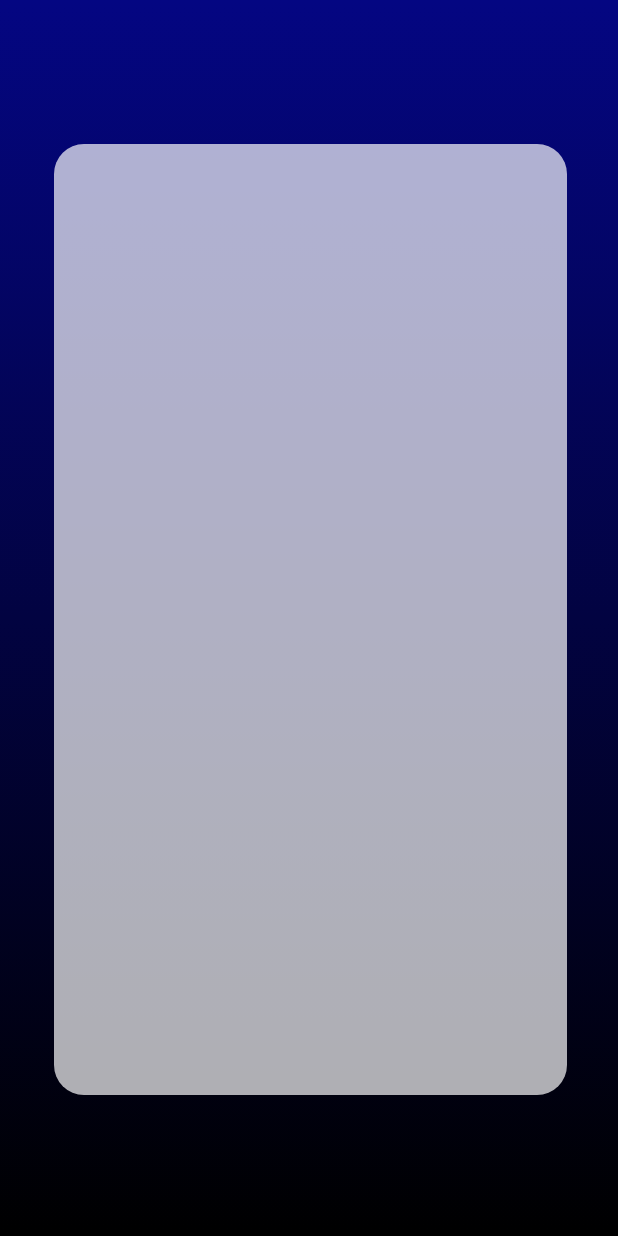
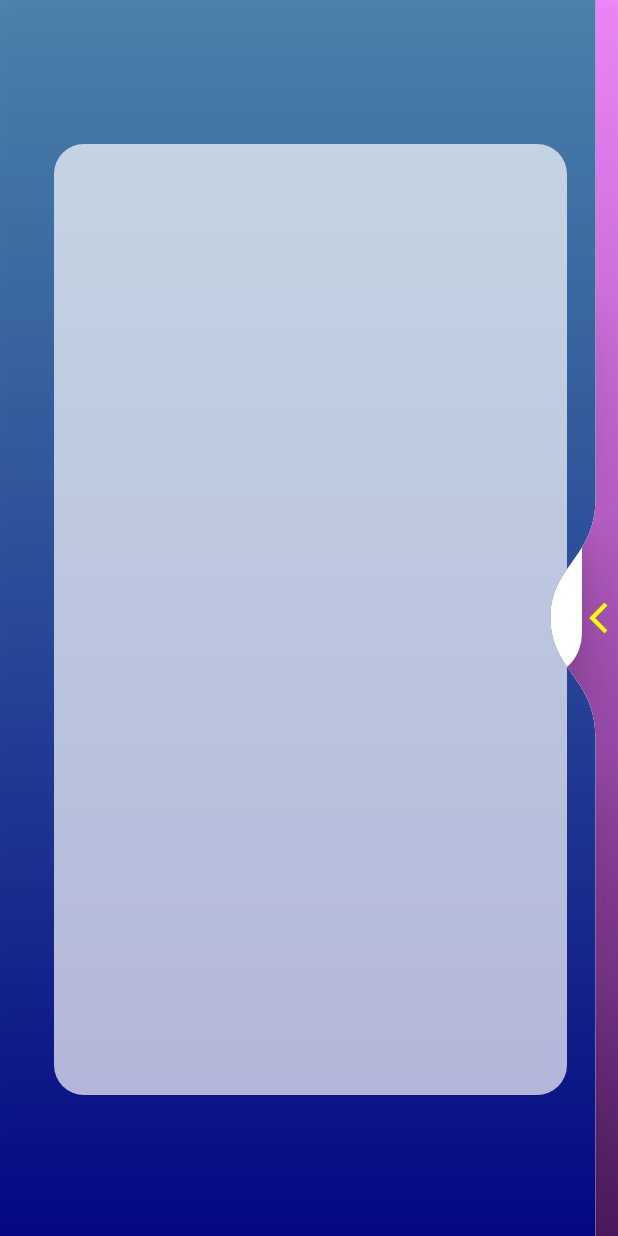
Before and after one commit to Tomohiro629/blow_shot, a Flutter app: the screen it shows once a user with an empty profile is signed in, on a phone screen of 412 x 824 dp. Run offline on Flutter 3.47's test engine with Material 2 defaults, Android fonts, the phone set to English and light mode, and no system bars; drawn by our look-alikes of liquid_swipe; our stand-ins replace cloud_firestore, firebase_auth, firebase_core, firebase_storage, flutter_riverpod, flutter_screenutil and 3 more; accounts and stored records are empty; Roboto replaces fonts that are missing (YujiBoku-Regular).

Commit message:
albums_page作成

```diff
--- /dev/null
+++ b/lib/app/albums_page/albums_page.dart
@@ -0,0 +1,37 @@
+import 'package:blow_shot/app/albums_page/widgets/one_year.dart';
+import 'package:flutter/material.dart';
+
+import '../components/page_back_ground.dart';
+
+class AlbumsPage extends StatelessWidget {
+  const AlbumsPage({super.key});
+  @override
+  Widget build(
+    BuildContext context,
+  ) {
+    return Scaffold(
+      body: SingleChildScrollView(
+        child: PageBackGround(
+            colors: const [
+              Color.fromARGB(162, 233, 72, 251),
+              Color.fromARGB(230, 55, 1, 74)
+            ],
+            page: Column(
+              mainAxisAlignment: MainAxisAlignment.spaceEvenly,
+              children: [
+                const Text(
+                  "私のあるばむ",
+                  style: TextStyle(fontSize: 40.0),
+                ),
+                GridView.count(
+                  shrinkWrap: true,
+                  mainAxisSpacing: 30.0,
+                  crossAxisCount: 3,
+                  children: months,
+                ),
+              ],
+            )),
+      ),
+    );
+  }
+}
--- /dev/null
+++ b/lib/app/albums_page/widgets/one_year.dart
@@ -0,0 +1,81 @@
+import 'package:blow_shot/app/components/app_colors.dart';
+import 'package:blow_shot/service/common_method.dart';
+import 'package:flutter/material.dart';
+import 'package:flutter_screenutil/flutter_screenutil.dart';
+
+import '../../month_photo_page/month_photo_page.dart';
+
+class OneYear extends StatelessWidget {
+  const OneYear({
+    Key? key,
+    required this.month,
+  }) : super(key: key);
+  final int month;
+
+  @override
+  Widget build(BuildContext context) {
+    return Card(
+      clipBehavior: Clip.antiAlias,
+      elevation: 14.0,
+      shape: RoundedRectangleBorder(
+        borderRadius: BorderRadius.circular(30.0),
+      ),
+      child: Stack(children: <Widget>[
+        Align(
+          alignment: Alignment.center,
+          child: month.toString() == getMonthString(DateTime.now())
+              ? Container(
+                  decoration: BoxDecoration(
+                    borderRadius: BorderRadius.circular(10.0),
+                    color: const Color.fromARGB(172, 255, 8, 111),
+                  ),
+                  child: Center(
+                    child: Text(
+                      "${month.toString()}月",
+                      style:
+                          const TextStyle(color: Colors.white, fontSize: 25.0),
+                    ),
+                  ),
+                )
+              : Center(
+                  child: Text(
+                    "${month.toString()}月",
+                    style: const TextStyle(
+                      fontSize: 20.0,
+                    ),
+                  ),
+                ),
+        ),
+        Ink(
+          child: InkWell(
+            splashColor: const Color.fromARGB(119, 243, 77, 255),
+            onTap: () {
+              Navigator.of(context).push(
+                MaterialPageRoute(
+                  builder: (context) {
+                    return const MonthPhotoPage();
+                  },
+                ),
+              );
+            },
+          ),
+        ),
+      ]),
+    );
+  }
+}
+
+List<OneYear> months = const [
+  OneYear(month: 1),
+  OneYear(month: 2),
+  OneYear(month: 3),
+  OneYear(month: 4),
+  OneYear(month: 5),
+  OneYear(month: 6),
+  OneYear(month: 7),
+  OneYear(month: 8),
+  OneYear(month: 9),
+  OneYear(month: 10),
+  OneYear(month: 11),
+  OneYear(month: 12),
+];
--- a/lib/app/auth_gate/auth_gate.dart
+++ b/lib/app/auth_gate/auth_gate.dart
@@ -1,4 +1,6 @@
+import 'package:blow_shot/app/albums_page/albums_page.dart';
 import 'package:blow_shot/app/blow_shot_page/blow_shot_page.dart';
+import 'package:blow_shot/app/liquid_swipe_page/liquid_swipe_page.dart';
 import 'package:blow_shot/service/auth_service.dart';
 import 'package:firebase_auth/firebase_auth.dart';
 import 'package:flutter/material.dart';
@@ -17,7 +19,9 @@ class AuthGate extends ConsumerWidget {
       stream: authUser,
       builder: ((context, snapshot) {
         final isLoggedIn = snapshot.data != null;
-        return isLoggedIn ? const BlowShotPage() : const HomePage();
+        return isLoggedIn
+            ? const LiquidSwipePage(pages: [BlowShotPage(), AlbumsPage()])
+            : const HomePage();
       }),
     );
   }
--- a/lib/app/blow_shot_page/blow_shot_page.dart
+++ b/lib/app/blow_shot_page/blow_shot_page.dart
@@ -19,7 +19,10 @@ class BlowShotPage extends ConsumerWidget {
 
     return Scaffold(
       body: PageBackGround(
-        colors: const [AppColors.accent, Colors.black],
+        colors: const [
+          Color.fromARGB(200, 30, 99, 151),
+          AppColors.accent,
+        ],
         page: Stack(
           children: [
             Padding(
@@ -90,9 +93,10 @@ class BlowShotPage extends ConsumerWidget {
                             );
                           }
                           return const Center(
-                              child: CircularProgressIndicator(
-                            color: AppColors.accent,
-                          ));
+                            child: CircularProgressIndicator(
+                              color: AppColors.accent,
+                            ),
+                          );
                         },
                       ),
                     ],
--- /dev/null
+++ b/lib/app/month_photo_page/month_photo_page.dart
@@ -0,0 +1,22 @@
+import 'package:flutter/material.dart';
+import 'package:flutter_riverpod/flutter_riverpod.dart';
+
+import '../components/page_back_ground.dart';
+
+class MonthPhotoPage extends ConsumerWidget {
+  const MonthPhotoPage({super.key});
+  @override
+  Widget build(BuildContext context, WidgetRef ref) {
+    return Scaffold(
+      body: SingleChildScrollView(
+          child: PageBackGround(
+              colors: const [
+            Color.fromARGB(255, 72, 251, 227),
+            Color.fromARGB(230, 1, 74, 72)
+          ],
+              page: Column(
+                children: <Widget>[Container()],
+              ))),
+    );
+  }
+}
--- a/lib/service/common_method.dart
+++ b/lib/service/common_method.dart
@@ -3,3 +3,7 @@ import 'package:intl/intl.dart';
 String getDateString(DateTime date) {
   return DateFormat("yyyy年MM月dd日").format(date);
 }
+
+String getMonthString(DateTime date) {
+  return DateFormat("MM").format(date);
+}
```
